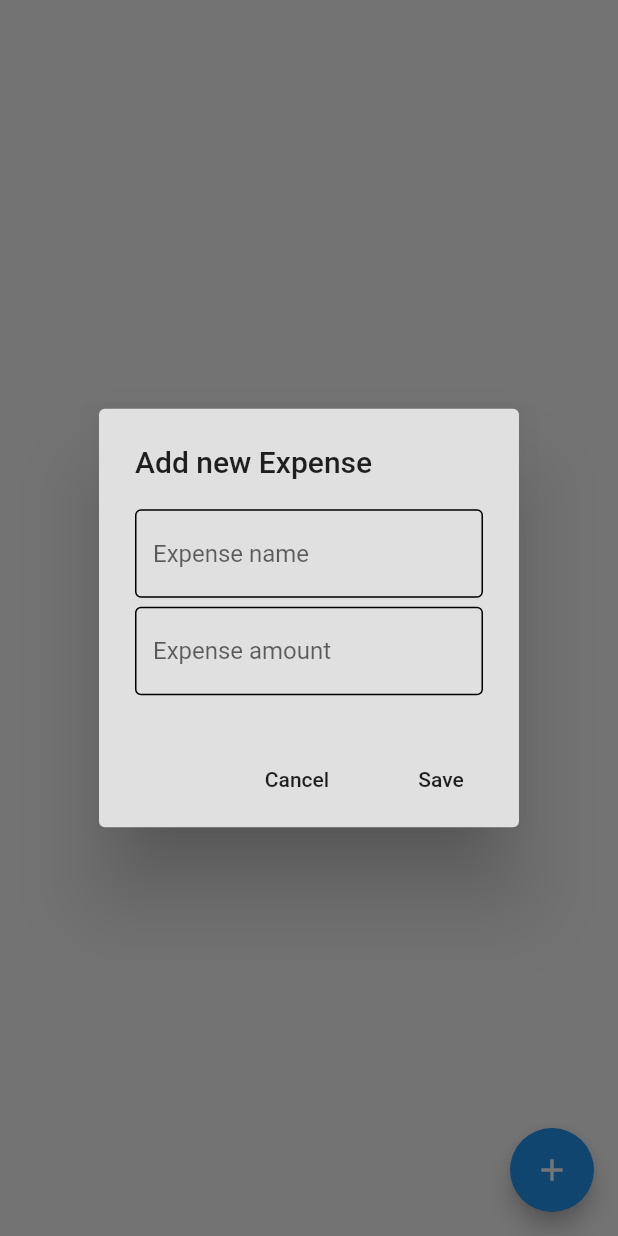
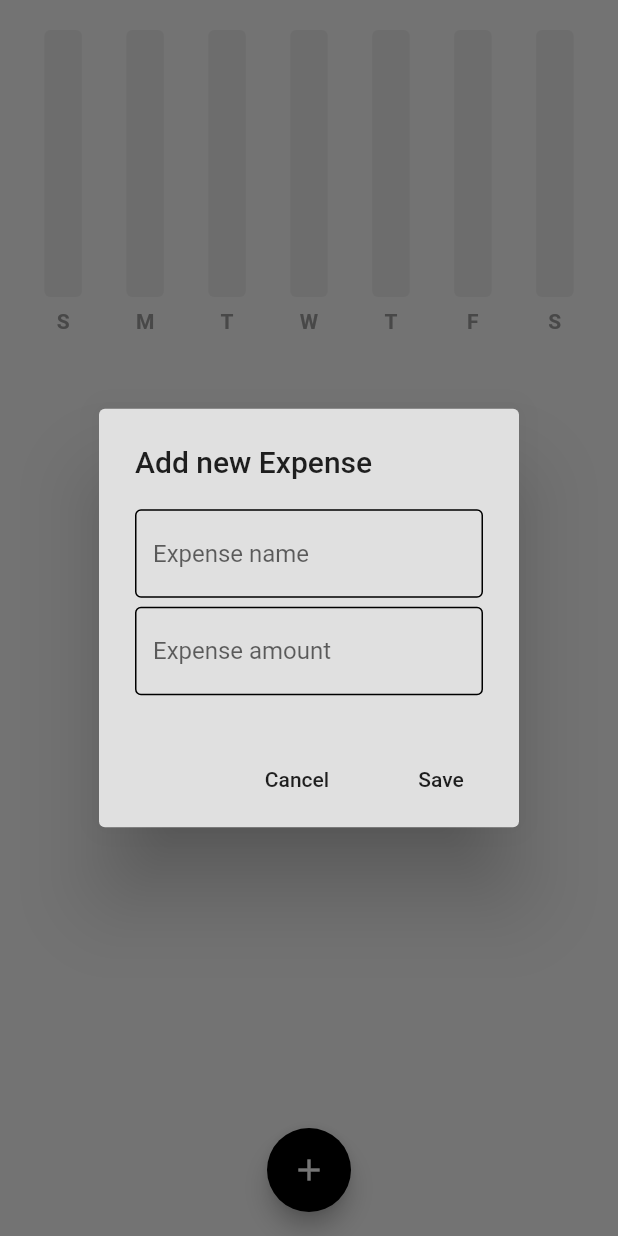
Before and after one commit to codexharoon/ExpenseTrackerInFlutter, a Flutter app: the screen it shows after launch, after a tap on the "add" icon, on a phone screen of 412 x 824 dp. Run offline on Flutter 3.47's test engine with Material 2 defaults, Android fonts, the phone set to English and light mode, and no system bars; drawn by our look-alikes of fl_chart.

Commit message:
added bar chart + ui changed + fix bugs

```diff
--- /dev/null
+++ b/lib/bar_graph/bar_data.dart
@@ -0,0 +1,38 @@
+import 'package:expense_tracker/bar_graph/individual_bar.dart';
+
+class BarData {
+
+  final double sunAmount;
+  final double monAmount;
+  final double tueAmount;
+  final double wedAmount;
+  final double thurAmount;
+  final double friAmount;
+  final double satAmount;
+
+  BarData({
+    required this.sunAmount,
+    required this.monAmount,
+    required this.tueAmount,
+    required this.wedAmount,
+    required this.thurAmount,
+    required this.friAmount,
+    required this.satAmount,
+  });
+
+
+  List<IndividualBar> barData = [];
+
+  //initialize bar data
+  void initializeBarData(){
+    barData = [
+      IndividualBar(x: 0, y: sunAmount),
+      IndividualBar(x: 1, y: monAmount),
+      IndividualBar(x: 2, y: tueAmount),
+      IndividualBar(x: 3, y: wedAmount),
+      IndividualBar(x: 4, y: thurAmount),
+      IndividualBar(x: 5, y: friAmount),
+      IndividualBar(x: 6, y: satAmount),
+    ];
+  }
+}
--- /dev/null
+++ b/lib/bar_graph/bar_graph.dart
@@ -0,0 +1,117 @@
+import 'package:expense_tracker/bar_graph/bar_data.dart';
+import 'package:fl_chart/fl_chart.dart';
+import 'package:flutter/material.dart';
+
+class MyBarGraph extends StatelessWidget {
+  final double? maxY;
+  final double sunAmount;
+  final double monAmount;
+  final double tueAmount;
+  final double wedAmount;
+  final double thurAmount;
+  final double friAmount;
+  final double satAmount;
+
+  const MyBarGraph({
+    Key? key,
+    required this.maxY,
+    required this.sunAmount,
+    required this.monAmount,
+    required this.tueAmount,
+    required this.wedAmount,
+    required this.thurAmount,
+    required this.friAmount,
+    required this.satAmount,
+  }) : super(key: key);
+
+  @override
+  Widget build(BuildContext context) {
+
+    // init bar data
+     BarData myBarData = BarData(sunAmount: sunAmount, monAmount: monAmount, tueAmount: tueAmount, wedAmount: wedAmount, thurAmount: thurAmount, friAmount: friAmount, satAmount: satAmount);
+     myBarData.initializeBarData();
+
+
+    return BarChart(
+      BarChartData(
+        maxY: maxY,
+        minY: 0,
+        gridData: const FlGridData(show: false),
+        borderData: FlBorderData(show: false),
+        titlesData: FlTitlesData(
+          show: true,
+          topTitles: const AxisTitles(sideTitles: SideTitles(showTitles: false)),
+          rightTitles: const AxisTitles(sideTitles: SideTitles(showTitles: false)),
+          leftTitles: const AxisTitles(sideTitles: SideTitles(showTitles: false)),
+          bottomTitles: AxisTitles(
+            sideTitles: SideTitles(
+              showTitles: true,
+              getTitlesWidget: getTitlesWidget,
+            )
+          )
+        ),
+        barGroups: myBarData.barData.map((data) => BarChartGroupData(
+          x: data.x,
+          barRods: [
+            BarChartRodData(
+              toY: data.y,
+              color: Colors.grey[800],
+              width: 25,
+              borderRadius: BorderRadius.circular(4),
+              backDrawRodData: BackgroundBarChartRodData(
+                show: true,
+                toY: maxY,
+                color: Colors.grey[200],
+              )
+            ),
+          ]
+        )).toList(),
+      ),
+    );
+  }
+
+
+
+  // get bottom tile widget
+  Widget getTitlesWidget(double value, TitleMeta meta){
+    const style = TextStyle(
+      color: Colors.grey,
+      fontWeight: FontWeight.bold,
+      fontSize: 14
+    );
+
+    Widget text;
+
+    switch(value.toInt()){
+      case 0:
+        text = const Text('S',style: style,);
+        break;
+      case 1:
+        text = const Text('M',style: style,);
+        break;
+      case 2:
+        text = const Text('T',style: style,);
+        break;
+      case 3:
+        text = const Text('W',style: style,);
+        break;
+      case 4:
+        text = const Text('T',style: style,);
+        break;
+      case 5:
+        text = const Text('F',style: style,);
+        break;
+      case 6:
+        text = const Text('S',style: style,);
+        break;
+      default:
+        text = const Text('',style: style,);
+    }
+
+
+    return SideTitleWidget(axisSide: meta.axisSide, child: text);
+
+  }
+
+
+}
--- /dev/null
+++ b/lib/bar_graph/individual_bar.dart
@@ -0,0 +1,11 @@
+class IndividualBar {
+  final int x; // for x-axix
+  final double y; // for amount
+
+  IndividualBar({
+    required this.x,
+    required this.y,
+  });
+
+
+}
--- /dev/null
+++ b/lib/componenets/expense_summary.dart
@@ -0,0 +1,42 @@
+import 'package:expense_tracker/bar_graph/bar_graph.dart';
+import 'package:expense_tracker/data/date_time.dart';
+import 'package:expense_tracker/data/expense_data.dart';
+import 'package:flutter/material.dart';
+import 'package:provider/provider.dart';
+
+class ExpenseSummary extends StatelessWidget {
+  final DateTime startOfWeek;
+
+  const ExpenseSummary({super.key,required this.startOfWeek});
+
+  @override
+  Widget build(BuildContext context) {
+
+    String sun = convertDateTimeIntoString(startOfWeek.add(const Duration(days: 0)));
+    String mon = convertDateTimeIntoString(startOfWeek.add(const Duration(days: 1)));
+    String tue = convertDateTimeIntoString(startOfWeek.add(const Duration(days: 2)));
+    String wed = convertDateTimeIntoString(startOfWeek.add(const Duration(days: 3)));
+    String thur = convertDateTimeIntoString(startOfWeek.add(const Duration(days: 4)));
+    String fri = convertDateTimeIntoString(startOfWeek.add(const Duration(days: 5)));
+    String sat = convertDateTimeIntoString(startOfWeek.add(const Duration(days: 6)));
+
+    return Consumer<ExpenseData>(
+      builder: (context, value, child) => Padding(
+        padding: const EdgeInsets.only(top: 20,bottom: 20),
+        child: SizedBox(
+          height: 200,
+          child: MyBarGraph(
+            maxY: 100,
+            sunAmount: value.calculateDailyExpenseSummary()[sun] ?? 0,
+            monAmount: value.calculateDailyExpenseSummary()[mon] ?? 0,
+            tueAmount: value.calculateDailyExpenseSummary()[tue] ?? 0,
+            wedAmount: value.calculateDailyExpenseSummary()[wed] ?? 0,
+            thurAmount: value.calculateDailyExpenseSummary()[thur] ?? 0,
+            friAmount: value.calculateDailyExpenseSummary()[fri] ?? 0,
+            satAmount: value.calculateDailyExpenseSummary()[sat] ?? 0,
+          ),
+        ),
+      ),
+    );
+  }
+}
--- a/lib/pages/home_page.dart
+++ b/lib/pages/home_page.dart
@@ -1,3 +1,4 @@
+import 'package:expense_tracker/componenets/expense_summary.dart';
 import 'package:expense_tracker/data/expense_data.dart';
 import 'package:expense_tracker/models/expense_item.dart';
 import 'package:flutter/material.dart';
@@ -40,6 +41,7 @@ class _HomePageState extends State<HomePage> {
           // amount
           TextField(
             controller: expenseAmountController,
+            keyboardType: TextInputType.number,
             decoration: const InputDecoration(
               focusedBorder: OutlineInputBorder(),
               enabledBorder: OutlineInputBorder(),
@@ -71,8 +73,20 @@ class _HomePageState extends State<HomePage> {
 
   // on expense save
   void onSave(){
+    if(expenseNameController.text.isEmpty || expenseAmountController.text.isEmpty){
+      ScaffoldMessenger.of(context).showSnackBar(const SnackBar(content: Text('Fill all the fields!'),));
+    }
+    else{
+      final RegExp regex = RegExp(r'^\d+(\.\d+)?$');
+      if(expenseAmountController.text.contains(regex)){
         Provider.of<ExpenseData>(context,listen: false).addNewExpense(ExpenseItem(name: expenseNameController.text, amount: expenseAmountController.text, dateTime: DateTime.now()));
         onCancel();
+      }
+      else{
+      ScaffoldMessenger.of(context).showSnackBar(const SnackBar(content: Text('Amount should be in Nuumbers or Decimals!'),));
+      }
+    }
+
   }
 
 
@@ -80,7 +94,15 @@ class _HomePageState extends State<HomePage> {
   Widget build(BuildContext context) {
     return Consumer<ExpenseData>(
       builder:(context, value, child) => Scaffold(
-        body: ListView.builder(
+        body: ListView(
+          children: [
+            // weekly summary
+            ExpenseSummary(startOfWeek: value.startOfWeekDate()!),
+
+            // expense list tiltes
+            ListView.builder(
+              shrinkWrap: true,
+              physics: const NeverScrollableScrollPhysics(),
               itemCount: value.getOverallExpenseList().length,
               itemBuilder: (context,index) => ListTile(
                 title: Text(value.getOverallExpenseList()[index].name),
@@ -88,10 +110,14 @@ class _HomePageState extends State<HomePage> {
                 trailing: Text("\$${value.getOverallExpenseList()[index].amount}"),
               ),
             ),
+          ],
+        ),
         floatingActionButton: FloatingActionButton(
+          backgroundColor: Colors.black,
           onPressed: addNewExpense,
           child: const Icon(Icons.add),
         ),
+        floatingActionButtonLocation: FloatingActionButtonLocation.centerFloat,
       )
     );
   }
--- a/pubspec.yaml
+++ b/pubspec.yaml
@@ -36,6 +36,7 @@ dependencies:
   # Use with the CupertinoIcons class for iOS style icons.
   cupertino_icons: ^1.0.2
   provider: ^6.0.5
+  fl_chart: ^0.63.0
 
 dev_dependencies:
   flutter_test:
```
Also changed, not shown: pubspec.lock. Lines whose indentation alone changed are shown as unchanged.
